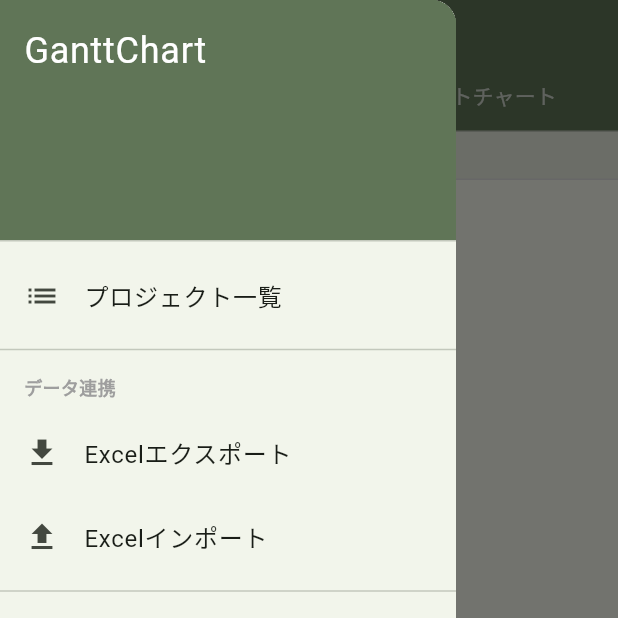
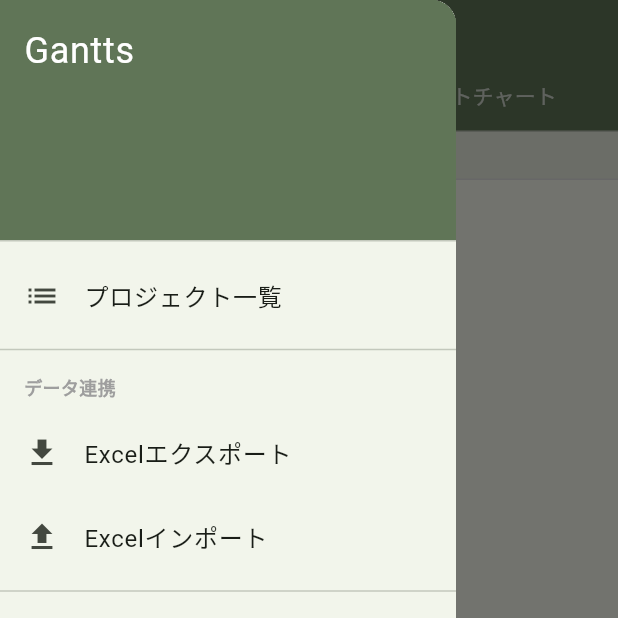
Before and after one commit to fyhw117/Gantts, a Flutter app: the screen it shows once a user with an empty profile is signed in, with the side drawer open, on a phone screen of 412 x 824 dp, the top half of it. Run offline on Flutter 3.47's test engine with Material 3 defaults, Android fonts, the phone set to English and light mode, and no system bars; our stand-ins replace cloud_firestore, file_picker, firebase_auth, firebase_core, share_plus; missing offline and left inert: excel, linked_scroll_controller, universal_html; accounts and stored records are empty.

Commit message:
UI改善

```diff
--- a/lib/main.dart
+++ b/lib/main.dart
@@ -138,7 +138,7 @@ class _MyHomePageState extends State<MyHomePage>
                           crossAxisAlignment: CrossAxisAlignment.start,
                           children: [
                             const Text(
-                              'GanttChart',
+                              'Gantts',
                               style: TextStyle(
                                 color: Colors.white,
                                 fontSize: 24,
```
